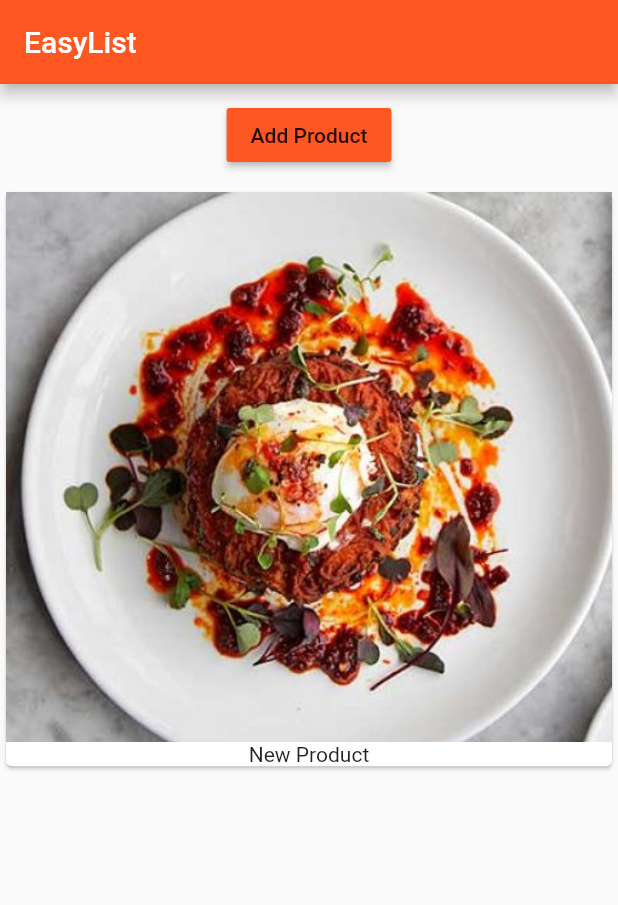
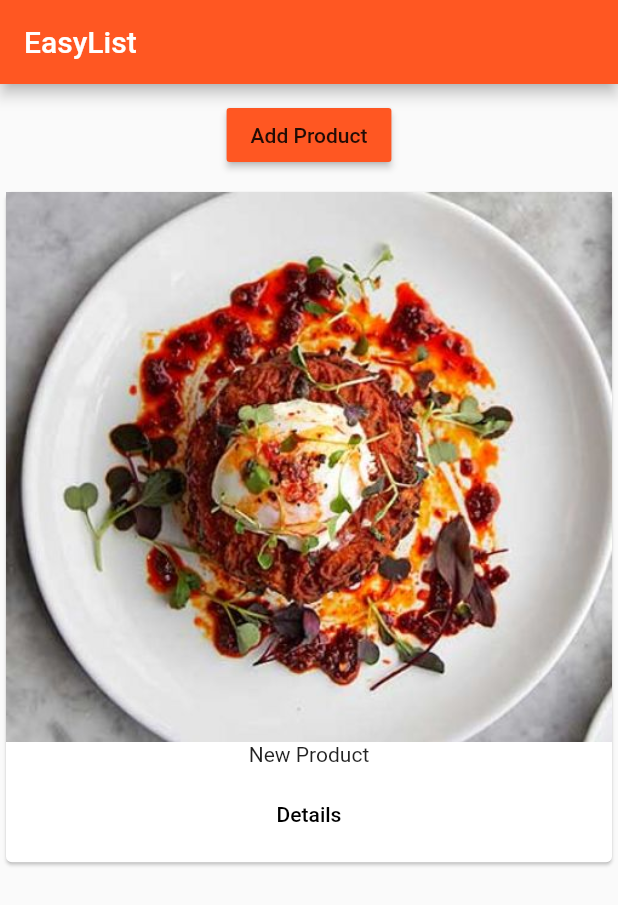
Before and after one commit to ranasl62/1st-flutter-app, a Flutter app: the screen it shows after launch, after a tap on "Add Product", on a phone screen of 412 x 824 dp. Shown: the top 905 px of the screen. Run offline on Flutter 3.47's test engine with Material 2 defaults, Android fonts, the phone set to English and light mode, and no system bars.

Commit message:
Design update with use Widget and new property

```diff
--- a/lib/main.dart
+++ b/lib/main.dart
@@ -1,4 +1,4 @@
-import 'package:first_app/product_manager.dart';
+import 'package:first_app/pages/home.dart';
 import 'package:flutter/material.dart';
 // import 'package:flutter/rendering.dart';
 
@@ -18,12 +18,7 @@ class MyApp extends StatelessWidget {
         accentColor: Colors.deepPurple,
         brightness: Brightness.light,
       ),
-      home: Scaffold(
-        appBar: AppBar(
-          title: Text('EasyList'),
-        ),
-        body: ProductManager(),
-      ),
+      home: HomePage()
     );
   }
 }
--- /dev/null
+++ b/lib/pages/home.dart
@@ -0,0 +1,13 @@
+import 'package:flutter/material.dart';
+import '../product_manager.dart';
+class HomePage extends StatelessWidget{
+  @override
+  Widget build(BuildContext context) {
+    return Scaffold(
+        appBar: AppBar(
+          title: Text('EasyList'),
+        ),
+        body: ProductManager(),
+      );
+  }
+}
--- a/lib/product.dart
+++ b/lib/product.dart
@@ -1,20 +1,30 @@
 import 'package:flutter/material.dart';
-
+import 'pages/product.dart';
 class Product extends StatelessWidget {
   final List<String> products;
   Product([this.products = const []]); //optional arguments mention []
 
-
-  Widget _buildProductItem(BuildContext contex, int index) {
+  Widget _buildProductItem(BuildContext context, int index) {
     return Card(
       child: Column(
         children: <Widget>[
           Image.asset('assets/images/food.jpg'),
-          Text(products[index])
+          Text(products[index]),
+          ButtonBar(
+            alignment: MainAxisAlignment.center,
+            children: <Widget>[
+              FlatButton(
+                child: Text('Details'),
+                onPressed: () => Navigator.push(context,
+                    MaterialPageRoute(builder: (BuildContext context) =>ProductPage())),
+              )
+            ],
+          )
         ],
       ),
     );
   }
+
   Widget _buildProductList() {
     Widget productCard = Center(
       child: Text('No Food Found, please add some'),
@@ -27,6 +37,7 @@ class Product extends StatelessWidget {
     }
     return productCard;
   }
+
   @override
   Widget build(BuildContext context) {
     return _buildProductList();
```
Also changed, not shown: lib/pages/product.dart (added, +34 -0 lines).
